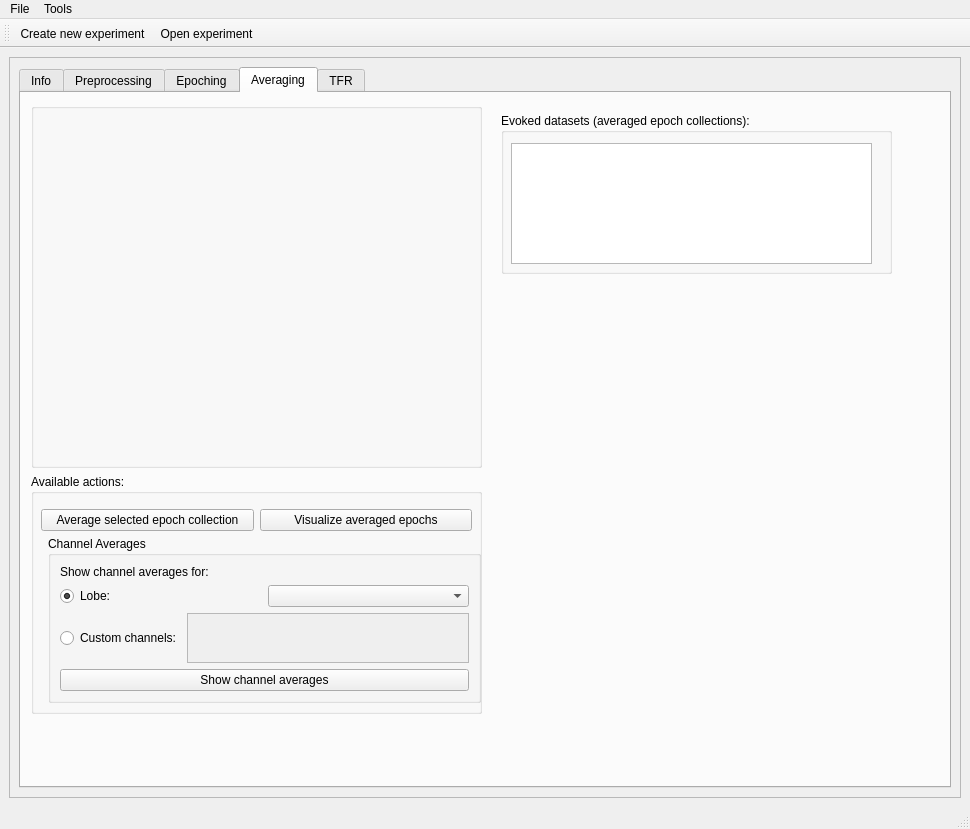
The window that meggie/ui/qt4Designer_ui_files/mainWindow.ui (cibr-jyu/meggie) describes before a commit, drawn with Qt 5.
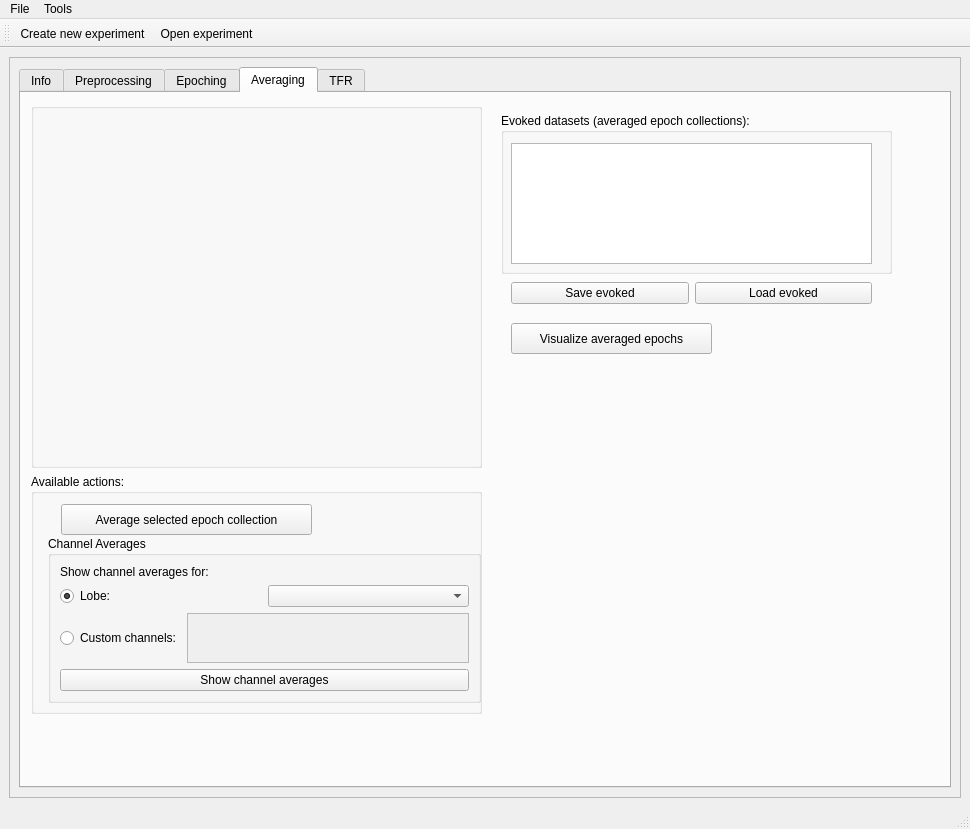
The same window after the commit.

Commit message: callers average_channels method doesn't remove whitespaces from channelsToAve names anymore, since channel names in Evoked objects have whitespaces. This might have changed at some point because earlier it worked when whitespaces were removed.

```diff
--- a/meggie/ui/qt4Designer_ui_files/mainWindow.ui
+++ b/meggie/ui/qt4Designer_ui_files/mainWindow.ui
@@ -1815,18 +1815,15 @@
                    </item>
                   </layout>
                  </widget>
-                 <widget class="QWidget" name="horizontalLayoutWidget">
-                  <property name="geometry">
-                   <rect>
-                    <x>10</x>
-                    <y>30</y>
-                    <width>431</width>
-                    <height>33</height>
-                   </rect>
-                  </property>
-                  <layout class="QHBoxLayout" name="horizontalLayout_2">
-                   <item>
                     <widget class="QPushButton" name="pushButtonAverage">
+                  <property name="geometry">
+                   <rect>
+                    <x>30</x>
+                    <y>30</y>
+                    <width>251</width>
+                    <height>31</height>
+                   </rect>
+                  </property>
                      <property name="sizePolicy">
                       <sizepolicy hsizetype="Fixed" vsizetype="Fixed">
                        <horstretch>0</horstretch>
@@ -1843,16 +1840,6 @@
                       <string>Average selected epoch collection</string>
                      </property>
                     </widget>
-                   </item>
-                   <item>
-                    <widget class="QPushButton" name="pushButtonVisualizeAveragedEpochs">
-                     <property name="text">
-                      <string>Visualize averaged epochs</string>
-                     </property>
-                    </widget>
-                   </item>
-                  </layout>
-                 </widget>
                 </widget>
                </item>
                <item row="0" column="0">
@@ -1896,6 +1883,45 @@
                </property>
               </widget>
              </widget>
+             <widget class="QPushButton" name="pushButtonVisualizeAveragedEpochs">
+              <property name="geometry">
+               <rect>
+                <x>490</x>
+                <y>230</y>
+                <width>201</width>
+                <height>31</height>
+               </rect>
+              </property>
+              <property name="text">
+               <string>Visualize averaged epochs</string>
+              </property>
+             </widget>
+             <widget class="QWidget" name="horizontalLayoutWidget">
+              <property name="geometry">
+               <rect>
+                <x>490</x>
+                <y>180</y>
+                <width>361</width>
+                <height>41</height>
+               </rect>
+              </property>
+              <layout class="QHBoxLayout" name="horizontalLayout_2">
+               <item>
+                <widget class="QPushButton" name="pushButtonSaveEvoked">
+                 <property name="text">
+                  <string>Save evoked</string>
+                 </property>
+                </widget>
+               </item>
+               <item>
+                <widget class="QPushButton" name="pushButtonLoadEvoked">
+                 <property name="text">
+                  <string>Load evoked</string>
+                 </property>
+                </widget>
+               </item>
+              </layout>
+             </widget>
             </widget>
             <widget class="QWidget" name="tabTFR">
              <attribute name="title">
```
Lines whose indentation alone changed are shown as unchanged. The commit also changes 2 other files.
